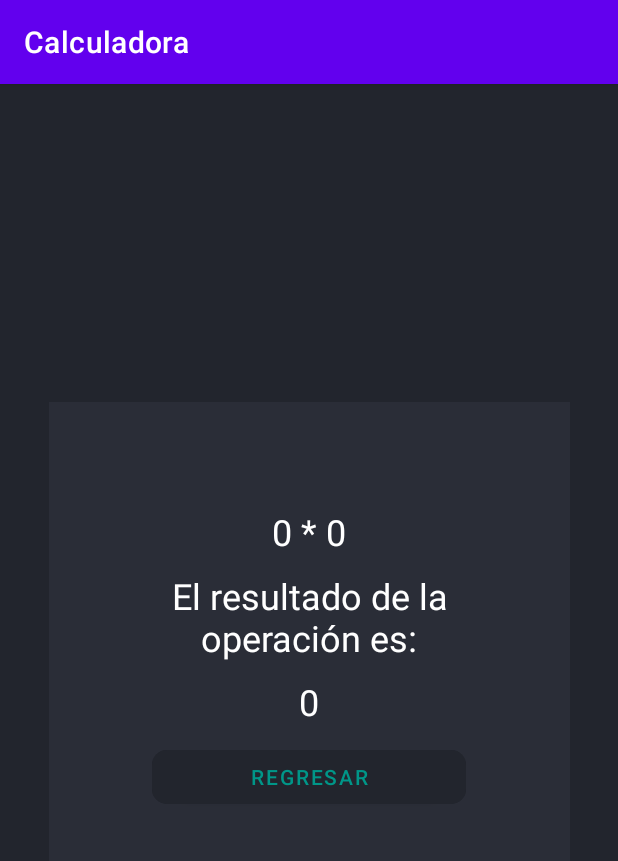
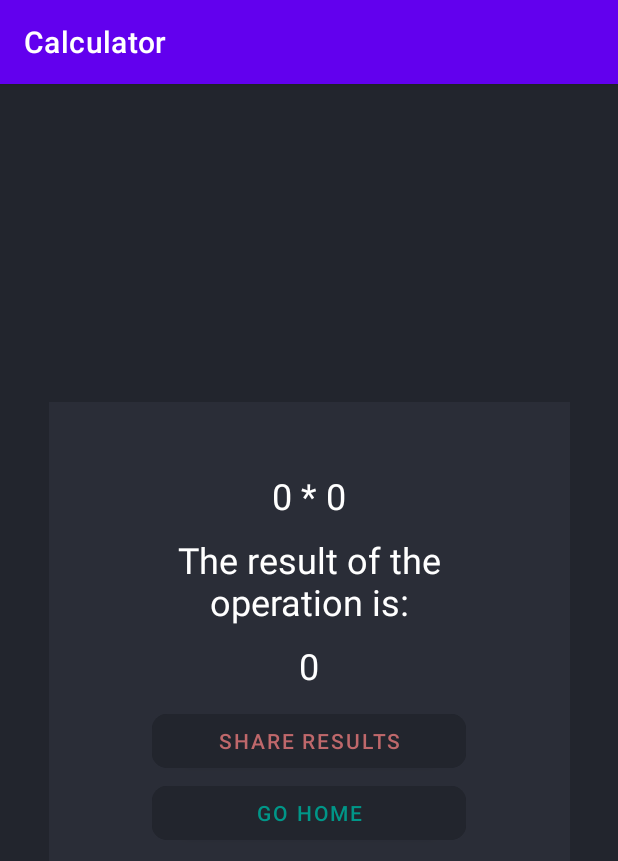
Before and after one commit to carloscdev/kotlin-calculator-viu, an Android app: the ResponseActivity screen opened directly, with no data from a screen before it, on a phone screen of 412 x 824 dp. Shown: the top 861 px of the screen. Run offline under Robolectric (Android 15) with nearby library versions, the light colour scheme and no system bars.

Commit message:
se agregó idiomas y botón de compartir

```diff
--- a/app/src/main/java/com/carloscdev/calculadora/MainActivity.kt
+++ b/app/src/main/java/com/carloscdev/calculadora/MainActivity.kt
@@ -33,6 +33,7 @@ class MainActivity : AppCompatActivity() {
             }
         }
     }
+    // Obtiene el valor del botón y concatena
     fun getValue(view: View) {
         var button = view as Button
         var textButton = button.text.toString()
@@ -47,6 +48,7 @@ class MainActivity : AppCompatActivity() {
         printResponse()
     }
 
+    // Obtiene la operación seleccionada y concatena
     fun getOperation(view: View) {
         var button = view as Button
         var currentIdOperation = button.getId()
@@ -63,10 +65,12 @@ class MainActivity : AppCompatActivity() {
         printResponse()
     }
 
+    // Función que concatena el response para mostrar en pantalla
     fun printResponse() {
         responseText?.text = firstNumber + currentOperation + secondNumber
     }
 
+    // Restaura  todos los valores a su estado inicial
     fun resetAll(view: View) {
         responseText?.text = "0"
         selectOperation = false
@@ -75,6 +79,7 @@ class MainActivity : AppCompatActivity() {
         currentOperation = ""
     }
 
+    // Valida que no se ingresen ceros a la izquierda
     fun validateCero(str: String): String {
         var i = 0
         while(i < str.length && str[i] == '0') i++
--- a/app/src/main/res/layout/activity_response.xml
+++ b/app/src/main/res/layout/activity_response.xml
@@ -38,7 +38,7 @@
             android:layout_marginTop="10dp"
             android:layout_marginBottom="10dp"
             android:gravity="center"
-            android:text="El resultado de la operación es:"
+            android:text="@string/response"
             android:textColor="#FFFFFF"
             android:textSize="24dp" />
 
@@ -52,12 +52,21 @@
             android:textSize="24dp" />
 
         <Button
-            android:id="@+id/button_return"
+            android:id="@+id/button_share"
             android:layout_width="209dp"
             android:layout_height="wrap_content"
             android:layout_marginTop="10dp"
             android:backgroundTint="#22252D"
-            android:text="Regresar"
+            android:text="@string/share"
+            android:textColor="#BF686B"
+            app:cornerRadius="10dp" />
+
+        <Button
+            android:id="@+id/button_return"
+            android:layout_width="209dp"
+            android:layout_height="wrap_content"
+            android:backgroundTint="#22252D"
+            android:text="@string/go_home"
             android:textColor="#009688"
             app:cornerRadius="10dp" />
 
--- a/app/src/main/res/values/strings.xml
+++ b/app/src/main/res/values/strings.xml
@@ -1,3 +1,6 @@
 <resources>
-    <string name="app_name">Calculadora</string>
+    <string name="app_name">Calculator</string>
+    <string name="response">The result of the operation is:</string>
+    <string name="go_home">Go home</string>
+    <string name="share">Share Results</string>
 </resources>
```
Also changed, not shown: app/src/main/java/com/carloscdev/calculadora/ResponseActivity.kt (+19 -0 lines), 1 other file.
